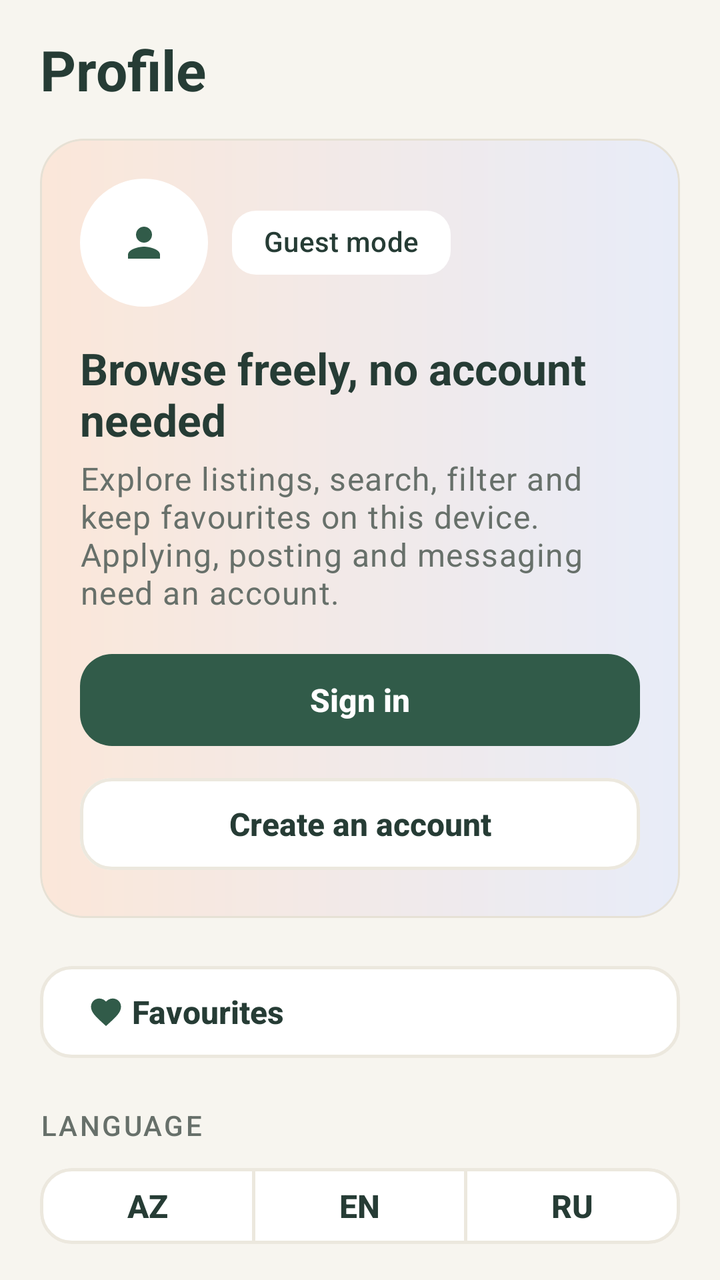
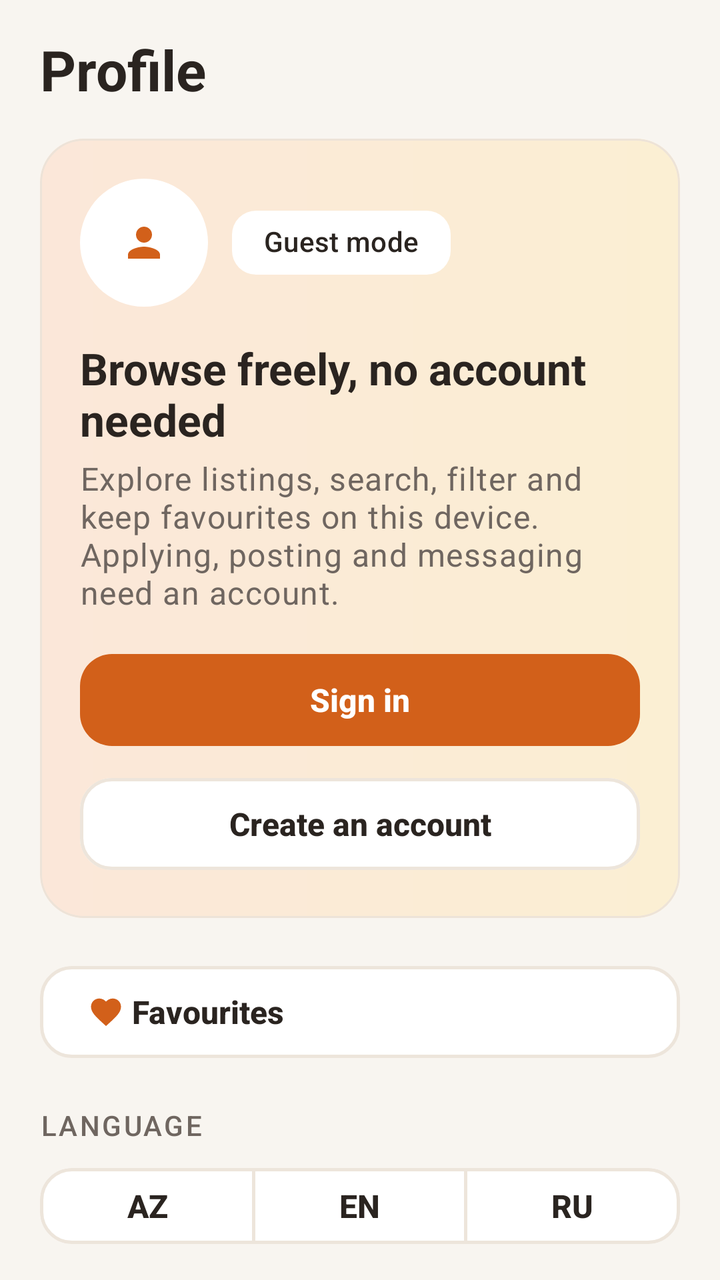

Compare the two renders of this Android layout. The source of the first and the diff that turns it into the second are given below.
<!-- AndroidManifest.xml: application theme Theme.MIYAV -->
<!-- res/layout/fragment_guest_profile.xml -->
<?xml version="1.0" encoding="utf-8"?>
<androidx.core.widget.NestedScrollView xmlns:android="http://schemas.android.com/apk/res/android"
    xmlns:app="http://schemas.android.com/apk/res-auto"
    android:layout_width="match_parent"
    android:layout_height="match_parent"
    android:background="@color/bg_app">

    <LinearLayout
        android:layout_width="match_parent"
        android:layout_height="wrap_content"
        android:orientation="vertical"
        android:paddingStart="@dimen/space_xl"
        android:paddingTop="@dimen/space_lg"
        android:paddingEnd="@dimen/space_xl"
        android:paddingBottom="96dp">

        <TextView
            android:layout_width="wrap_content"
            android:layout_height="wrap_content"
            android:text="@string/nav_profile"
            android:textAppearance="@style/TextAppearance.Miyav.Title" />

        <com.google.android.material.card.MaterialCardView
            android:layout_width="match_parent"
            android:layout_height="wrap_content"
            android:layout_marginTop="@dimen/space_lg">

            <LinearLayout
                android:layout_width="match_parent"
                android:layout_height="wrap_content"
                android:background="@drawable/bg_profile_header"
                android:orientation="vertical"
                android:padding="@dimen/space_xl">

                <LinearLayout
                    android:layout_width="match_parent"
                    android:layout_height="wrap_content"
                    android:gravity="center_vertical"
                    android:orientation="horizontal">

                    <com.google.android.material.imageview.ShapeableImageView
                        android:layout_width="@dimen/avatar_md"
                        android:layout_height="@dimen/avatar_md"
                        android:background="@color/surface"
                        android:contentDescription="@null"
                        android:scaleType="center"
                        android:src="@drawable/ic_person"
                        app:shapeAppearanceOverlay="@style/Shape.Miyav.Circle"
                        app:tint="@color/brand_coral" />

                    <com.google.android.material.chip.Chip
                        android:layout_width="wrap_content"
                        android:layout_height="wrap_content"
                        android:layout_marginStart="@dimen/space_md"
                        android:clickable="false"
                        android:text="@string/guest_mode"
                        app:chipBackgroundColor="@color/surface" />
                </LinearLayout>

                <TextView
                    android:layout_width="match_parent"
                    android:layout_height="wrap_content"
                    android:layout_marginTop="@dimen/space_lg"
                    android:text="@string/guest_profile_title"
                    android:textAppearance="@style/TextAppearance.Miyav.Headline" />

                <TextView
                    android:layout_width="match_parent"
                    android:layout_height="wrap_content"
                    android:layout_marginTop="@dimen/space_xs"
                    android:text="@string/guest_profile_body"
                    android:textAppearance="@style/TextAppearance.Miyav.Body"
                    android:textColor="@color/text_secondary" />

                <com.google.android.material.button.MaterialButton
                    android:id="@+id/signInButton"
                    android:layout_width="match_parent"
                    android:layout_height="wrap_content"
                    android:layout_marginTop="@dimen/space_lg"
                    android:text="@string/guest_sign_in" />

                <com.google.android.material.button.MaterialButton
                    android:id="@+id/registerButton"
                    style="@style/Widget.Miyav.Button.Outlined"
                    android:layout_width="match_parent"
                    android:layout_height="wrap_content"
                    android:layout_marginTop="@dimen/space_sm"
                    android:text="@string/guest_register" />
            </LinearLayout>
        </com.google.android.material.card.MaterialCardView>

        <com.google.android.material.button.MaterialButton
            android:id="@+id/favoritesButton"
            style="@style/Widget.Miyav.Button.Outlined"
            android:layout_width="match_parent"
            android:layout_height="wrap_content"
            android:layout_marginTop="@dimen/space_xl"
            android:gravity="start|center_vertical"
            android:text="@string/favorites_title"
            app:icon="@drawable/ic_heart_filled"
            app:iconTint="@color/brand_coral" />

        <TextView
            android:layout_width="match_parent"
            android:layout_height="wrap_content"
            android:layout_marginTop="@dimen/space_xl"
            android:text="@string/profile_language"
            android:textAppearance="@style/TextAppearance.Miyav.Section" />

        <com.google.android.material.button.MaterialButtonToggleGroup
            android:id="@+id/languageGroup"
            android:layout_width="match_parent"
            android:layout_height="wrap_content"
            android:layout_marginTop="@dimen/space_sm"
            app:selectionRequired="true"
            app:singleSelection="true">

            <com.google.android.material.button.MaterialButton
                android:id="@+id/languageAz"
                style="@style/Widget.Miyav.Button.Segment"
                android:layout_width="0dp"
                android:layout_height="wrap_content"
                android:layout_weight="1"
                android:text="@string/language_az" />

            <com.google.android.material.button.MaterialButton
                android:id="@+id/languageEn"
                style="@style/Widget.Miyav.Button.Segment"
                android:layout_width="0dp"
                android:layout_height="wrap_content"
                android:layout_weight="1"
                android:text="@string/language_en" />

            <com.google.android.material.button.MaterialButton
                android:id="@+id/languageRu"
                style="@style/Widget.Miyav.Button.Segment"
                android:layout_width="0dp"
                android:layout_height="wrap_content"
                android:layout_weight="1"
                android:text="@string/language_ru" />
        </com.google.android.material.button.MaterialButtonToggleGroup>

        <TextView
            android:layout_width="match_parent"
            android:layout_height="wrap_content"
            android:layout_marginTop="@dimen/space_xl"
            android:text="@string/legal_section"
            android:textAppearance="@style/TextAppearance.Miyav.Section" />

        <com.google.android.material.button.MaterialButton
            android:id="@+id/helpButton"
            style="@style/Widget.Miyav.Button.Outlined"
            android:layout_width="match_parent"
            android:layout_height="wrap_content"
            android:layout_marginTop="@dimen/space_sm"
            android:gravity="start|center_vertical"
            android:text="@string/legal_help"
            app:icon="@drawable/ic_info"
            app:iconTint="@color/brand_sky" />

        <com.google.android.material.button.MaterialButton
            android:id="@+id/termsButton"
            style="@style/Widget.Miyav.Button.Outlined"
            android:layout_width="match_parent"
            android:layout_height="wrap_content"
            android:layout_marginTop="@dimen/space_sm"
            android:gravity="start|center_vertical"
            android:text="@string/legal_terms"
            app:icon="@drawable/ic_document"
            app:iconTint="@color/brand_lavender" />

        <com.google.android.material.button.MaterialButton
            android:id="@+id/privacyButton"
            style="@style/Widget.Miyav.Button.Outlined"
            android:layout_width="match_parent"
            android:layout_height="wrap_content"
            android:layout_marginTop="@dimen/space_sm"
            android:gravity="start|center_vertical"
            android:text="@string/legal_privacy"
            app:icon="@drawable/ic_shield"
            app:iconTint="@color/brand_mint" />

        <TextView
            android:id="@+id/versionView"
            android:layout_width="match_parent"
            android:layout_height="wrap_content"
            android:layout_marginTop="@dimen/space_xl"
            android:gravity="center"
            android:textAppearance="@style/TextAppearance.Miyav.Caption" />
    </LinearLayout>
</androidx.core.widget.NestedScrollView>
<!-- resources referenced by this layout -->
<resources>
  <color name="bg_app">#F7F5EF</color>
  <color name="brand_coral">#315B49</color>
  <color name="brand_lavender">#7B8FD6</color>
  <color name="brand_sky">#4F8FBF</color>
  <color name="text_secondary">#67706A</color>
  <dimen name="space_lg">16dp</dimen>
  <dimen name="space_md">12dp</dimen>
  <dimen name="space_sm">8dp</dimen>
  <dimen name="space_xl">20dp</dimen>
  <dimen name="space_xs">4dp</dimen>
  <!-- drawable bg_profile_header (drawable) -->
  <?xml version="1.0" encoding="utf-8"?>
  <shape xmlns:android="http://schemas.android.com/apk/res/android"
      android:shape="rectangle">
      <gradient
          android:angle="0"
          android:endColor="@color/pastel_lavender"
          android:startColor="@color/pastel_peach" />
  </shape>
  <style name="Theme.MIYAV" parent="Theme.Material3.Light.NoActionBar">
          <item name="colorPrimary">@color/brand_coral</item>
          <item name="colorOnPrimary">@color/text_on_brand</item>
          <item name="colorPrimaryContainer">@color/pastel_mint</item>
          <item name="colorOnPrimaryContainer">@color/brand_coral_dark</item>
          <item name="colorSecondary">@color/brand_lavender</item>
          <item name="colorOnSecondary">@color/text_on_brand</item>
          <item name="colorSecondaryContainer">@color/pastel_lavender</item>
          <item name="colorOnSecondaryContainer">@color/text_primary</item>
          <item name="colorTertiary">@color/brand_mint</item>
          <item name="colorTertiaryContainer">@color/pastel_mint</item>
          <item name="colorSurface">@color/surface</item>
          <item name="colorOnSurface">@color/text_primary</item>
          <item name="colorSurfaceVariant">@color/surface_muted</item>
          <item name="colorOnSurfaceVariant">@color/text_secondary</item>
          <item name="colorSurfaceContainer">@color/surface</item>
          <item name="colorSurfaceContainerLow">@color/surface</item>
          <item name="colorSurfaceContainerHigh">@color/surface</item>
          <item name="colorSurfaceContainerHighest">@color/surface_muted</item>
          <item name="colorOutline">@color/outline</item>
          <item name="colorOutlineVariant">@color/outline</item>
          <item name="colorError">@color/error</item>
          <item name="android:colorBackground">@color/bg_app</item>
          <item name="android:windowBackground">@color/bg_app</item>
          <item name="android:statusBarColor">@android:color/transparent</item>
          <item name="android:navigationBarColor">@android:color/transparent</item>
          <item name="android:windowLightStatusBar">true</item>
          <item name="android:windowLightNavigationBar" tools:targetApi="27">true</item>
          <item name="android:enforceNavigationBarContrast" tools:targetApi="29">false</item>
          <item name="textInputStyle">@style/Widget.Miyav.TextInput</item>
          <item name="materialButtonStyle">@style/Widget.Miyav.Button</item>
          <item name="materialButtonOutlinedStyle">@style/Widget.Miyav.Button.Outlined</item>
          <item name="borderlessButtonStyle">@style/Widget.Miyav.Button.Text</item>
          <item name="materialCardViewStyle">@style/Widget.Miyav.Card</item>
          <item name="elevationOverlayEnabled">false</item>
          <item name="bottomNavigationStyle">@style/Widget.Miyav.BottomNavigation</item>
          <item name="toolbarStyle">@style/Widget.Miyav.Toolbar</item>
          <item name="materialAlertDialogTheme">@style/ThemeOverlay.Miyav.Dialog</item>
          <item name="bottomSheetDialogTheme">@style/ThemeOverlay.Miyav.BottomSheet</item>
          <item name="chipStyle">@style/Widget.Miyav.Chip</item>
      </style>
  <color name="pastel_lavender">#E8ECF8</color>
  <color name="text_primary">#263C35</color>
  <color name="outline">#ECE8DE</color>
  <color name="pastel_mint">#DCEEE5</color>
  <color name="brand_coral_dark">#284B3C</color>
  <color name="surface_muted">#F1EFE7</color>
  <color name="error">#B5533C</color>
  <color name="card_stroke">#E6E1D5</color>
  <dimen name="radius_xl">28dp</dimen>
  <!-- unchanged entries left out for length: 51 -->
</resources>

<!-- the commit's change to res/layout/fragment_guest_profile.xml (unified diff, before → after) -->
@@ -156,7 +156,7 @@
             android:gravity="start|center_vertical"
             android:text="@string/legal_help"
             app:icon="@drawable/ic_info"
-            app:iconTint="@color/brand_sky" />
+            app:iconTint="@color/brand_coral" />
 
         <com.google.android.material.button.MaterialButton
             android:id="@+id/termsButton"
@@ -167,7 +167,7 @@
             android:gravity="start|center_vertical"
             android:text="@string/legal_terms"
             app:icon="@drawable/ic_document"
-            app:iconTint="@color/brand_lavender" />
+            app:iconTint="@color/brand_coral" />
 
         <com.google.android.material.button.MaterialButton
             android:id="@+id/privacyButton"
@@ -178,7 +178,7 @@
             android:gravity="start|center_vertical"
             android:text="@string/legal_privacy"
             app:icon="@drawable/ic_shield"
-            app:iconTint="@color/brand_mint" />
+            app:iconTint="@color/brand_coral" />
 
         <TextView
             android:id="@+id/versionView"
<!-- resource entries referenced after the edit -->
@@ -1,10 +1,8 @@
 <!-- resources referenced by this layout -->
 <resources>
-  <color name="bg_app">#F7F5EF</color>
-  <color name="brand_coral">#315B49</color>
-  <color name="brand_lavender">#7B8FD6</color>
-  <color name="brand_sky">#4F8FBF</color>
-  <color name="text_secondary">#67706A</color>
+  <color name="bg_app">#F8F5F0</color>
+  <color name="brand_coral">#D2601A</color>
+  <color name="text_secondary">#6F6660</color>
   <dimen name="space_lg">16dp</dimen>
   <dimen name="space_md">12dp</dimen>
   <dimen name="space_sm">8dp</dimen>
@@ -16,7 +14,7 @@
       android:shape="rectangle">
       <gradient
           android:angle="0"
-          android:endColor="@color/pastel_lavender"
+          android:endColor="@color/pastel_butter"
           android:startColor="@color/pastel_peach" />
   </shape>
   <style name="Theme.MIYAV" parent="Theme.Material3.Light.NoActionBar">
@@ -24,10 +22,10 @@
           <item name="colorOnPrimary">@color/text_on_brand</item>
           <item name="colorPrimaryContainer">@color/pastel_mint</item>
           <item name="colorOnPrimaryContainer">@color/brand_coral_dark</item>
-          <item name="colorSecondary">@color/brand_lavender</item>
+          <item name="colorSecondary">@color/brand_coral_dark</item>
           <item name="colorOnSecondary">@color/text_on_brand</item>
-          <item name="colorSecondaryContainer">@color/pastel_lavender</item>
-          <item name="colorOnSecondaryContainer">@color/text_primary</item>
+          <item name="colorSecondaryContainer">@color/pastel_mint</item>
+          <item name="colorOnSecondaryContainer">@color/brand_coral_dark</item>
           <item name="colorTertiary">@color/brand_mint</item>
           <item name="colorTertiaryContainer">@color/pastel_mint</item>
           <item name="colorSurface">@color/surface</item>
@@ -60,14 +58,14 @@
           <item name="bottomSheetDialogTheme">@style/ThemeOverlay.Miyav.BottomSheet</item>
           <item name="chipStyle">@style/Widget.Miyav.Chip</item>
       </style>
-  <color name="pastel_lavender">#E8ECF8</color>
-  <color name="text_primary">#263C35</color>
-  <color name="outline">#ECE8DE</color>
-  <color name="pastel_mint">#DCEEE5</color>
-  <color name="brand_coral_dark">#284B3C</color>
-  <color name="surface_muted">#F1EFE7</color>
+  <color name="pastel_butter">#FBEFD3</color>
+  <color name="text_primary">#2A2420</color>
+  <color name="outline">#EDE5DB</color>
+  <color name="pastel_mint">#FDEBDD</color>
+  <color name="brand_coral_dark">#A84A12</color>
+  <color name="surface_muted">#F3EEE7</color>
   <color name="error">#B5533C</color>
-  <color name="card_stroke">#E6E1D5</color>
+  <color name="card_stroke">#EDE3D8</color>
   <dimen name="radius_xl">28dp</dimen>
   <!-- unchanged entries left out for length: 51 -->
 </resources>
